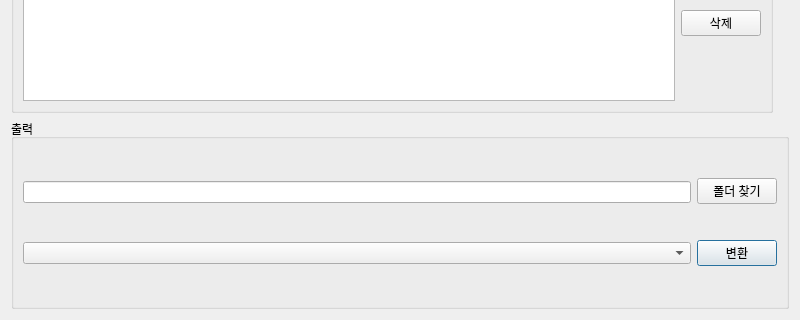
Old version of the form main_gui.ui in the repository handrake/subtitle-convert; both pictures show x 0 to 800 and y 280 to 600 of the 800 by 600 pixel window.
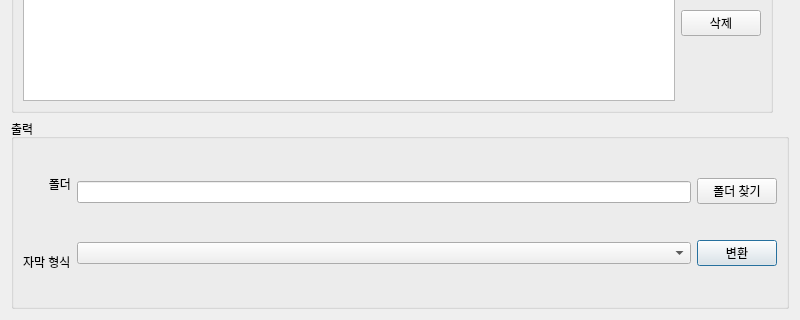
New version of the form.

Commit message: added labels before line edit and combo box

Patch:
```diff
--- a/main_gui.ui
+++ b/main_gui.ui
@@ -99,6 +99,39 @@
         <item>
          <layout class="QVBoxLayout" name="verticalLayout_3">
           <item>
+           <widget class="QLabel" name="label_2">
+            <property name="text">
+             <string>폴더</string>
+            </property>
+            <property name="alignment">
+             <set>Qt::AlignRight|Qt::AlignTrailing|Qt::AlignVCenter</set>
+            </property>
+           </widget>
+          </item>
+          <item>
+           <widget class="QLabel" name="label">
+            <property name="sizePolicy">
+             <sizepolicy hsizetype="Minimum" vsizetype="Preferred">
+              <horstretch>0</horstretch>
+              <verstretch>0</verstretch>
+             </sizepolicy>
+            </property>
+            <property name="maximumSize">
+             <size>
+              <width>16777215</width>
+              <height>16777215</height>
+             </size>
+            </property>
+            <property name="text">
+             <string>자막 형식</string>
+            </property>
+           </widget>
+          </item>
+         </layout>
+        </item>
+        <item>
+         <layout class="QVBoxLayout" name="verticalLayout_7">
+          <item>
            <widget class="QLineEdit" name="output_folder_edit"/>
           </item>
           <item>
```
